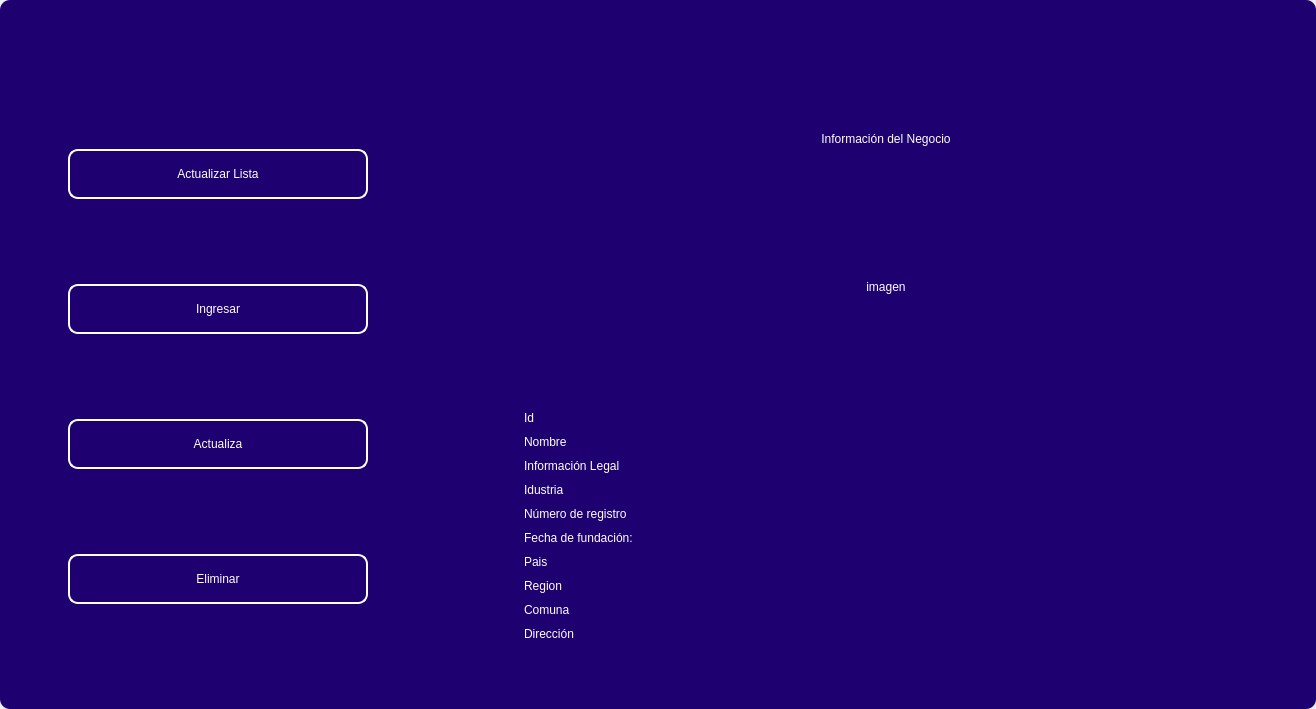
This is design/standar/mainbusiness0.ui in codemiguel-dev/ERP-EmprendeSoft-Desktop as Qt 5 draws it before an edit. The edited form follows.
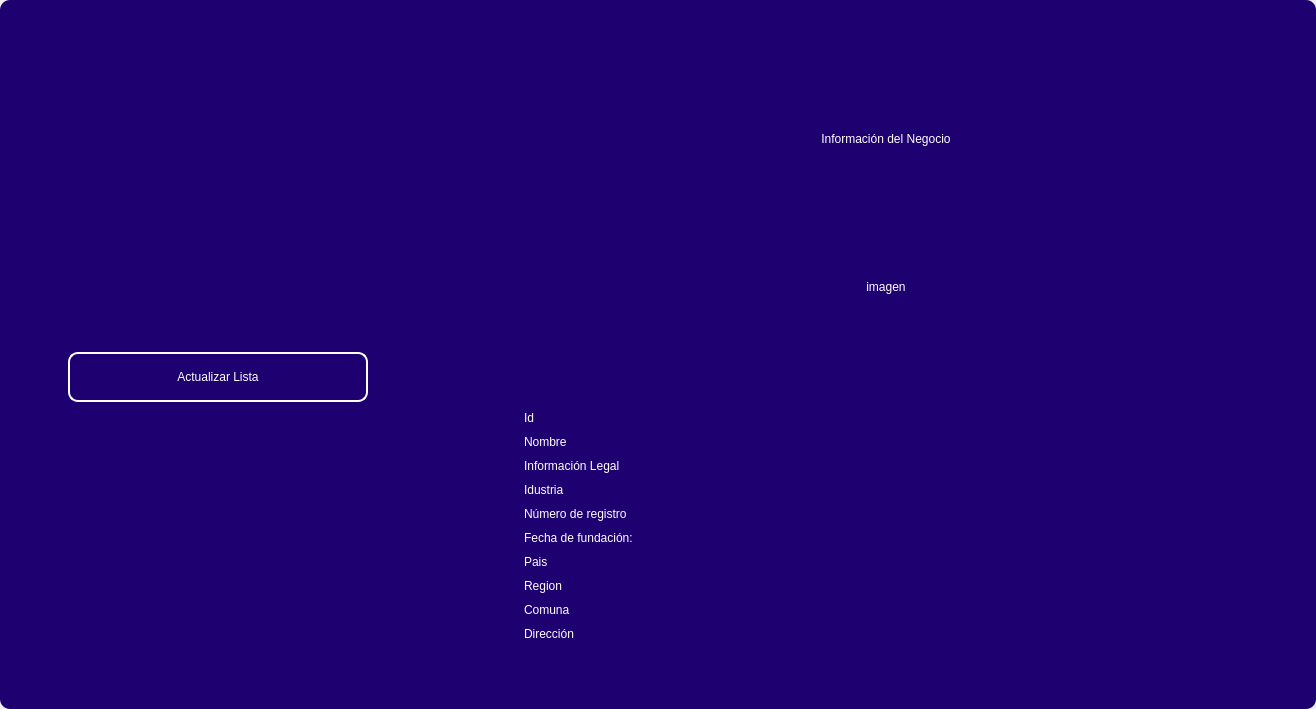
This is the edited form. Icons and pictures are not drawn.

Patch:
```diff
--- a/design/standar/mainbusiness0.ui
+++ b/design/standar/mainbusiness0.ui
@@ -375,138 +375,6 @@
               </property>
              </widget>
             </item>
-            <item>
-             <widget class="QPushButton" name="btn_add">
-              <property name="minimumSize">
-               <size>
-                <width>0</width>
-                <height>40</height>
-               </size>
-              </property>
-              <property name="maximumSize">
-               <size>
-                <width>300</width>
-                <height>50</height>
-               </size>
-              </property>
-              <property name="cursor">
-               <cursorShape>PointingHandCursor</cursorShape>
-              </property>
-              <property name="styleSheet">
-               <string notr="true">QPushButton{
-border-radius:10px; 
-font: 12pt &quot;Arial&quot;;
-color: rgb(255, 255, 254);
-border: 2px solid #ffffff;
-}
-
-QPushButton:hover{
-border-radius:10px; 
-font: 12pt &quot;Arial&quot;;
-color: rgb(255, 255, 255);
-border: 2px solid rgb(120, 0, 171);
-	background-color: rgb(120, 0, 171);
-}</string>
-              </property>
-              <property name="text">
-               <string>Ingresar</string>
-              </property>
-              <property name="iconSize">
-               <size>
-                <width>35</width>
-                <height>35</height>
-               </size>
-              </property>
-             </widget>
-            </item>
-            <item>
-             <widget class="QPushButton" name="btn_update">
-              <property name="minimumSize">
-               <size>
-                <width>0</width>
-                <height>40</height>
-               </size>
-              </property>
-              <property name="maximumSize">
-               <size>
-                <width>300</width>
-                <height>50</height>
-               </size>
-              </property>
-              <property name="cursor">
-               <cursorShape>PointingHandCursor</cursorShape>
-              </property>
-              <property name="styleSheet">
-               <string notr="true">QPushButton{
-border-radius:10px; 
-font: 12pt &quot;Arial&quot;;
-color: rgb(255, 255, 254);
-border: 2px solid #ffffff;
-}
-
-QPushButton:hover{
-border-radius:10px; 
-font: 12pt &quot;Arial&quot;;
-color: rgb(255, 255, 255);
-border: 2px solid rgb(120, 0, 171);
-	background-color: rgb(120, 0, 171);
-}</string>
-              </property>
-              <property name="text">
-               <string>Actualiza</string>
-              </property>
-              <property name="iconSize">
-               <size>
-                <width>35</width>
-                <height>35</height>
-               </size>
-              </property>
-             </widget>
-            </item>
-            <item>
-             <widget class="QPushButton" name="btn_delete">
-              <property name="minimumSize">
-               <size>
-                <width>0</width>
-                <height>40</height>
-               </size>
-              </property>
-              <property name="maximumSize">
-               <size>
-                <width>300</width>
-                <height>50</height>
-               </size>
-              </property>
-              <property name="cursor">
-               <cursorShape>PointingHandCursor</cursorShape>
-              </property>
-              <property name="styleSheet">
-               <string notr="true">QPushButton{
-border-radius:10px; 
-font: 12pt &quot;Arial&quot;;
-color: rgb(255, 255, 254);
-border: 2px solid #ffffff;
-}
-
-QPushButton:hover{
-border-radius:10px; 
-font: 12pt &quot;Arial&quot;;
-color: rgb(255, 255, 255);
-border: 2px solid rgb(120, 0, 171);
-	background-color: rgb(120, 0, 171);
-}</string>
-              </property>
-              <property name="text">
-               <string>Eliminar</string>
-              </property>
-              <property name="iconSize">
-               <size>
-                <width>35</width>
-                <height>35</height>
-               </size>
-              </property>
-             </widget>
-            </item>
            </layout>
           </item>
           <item>
```
